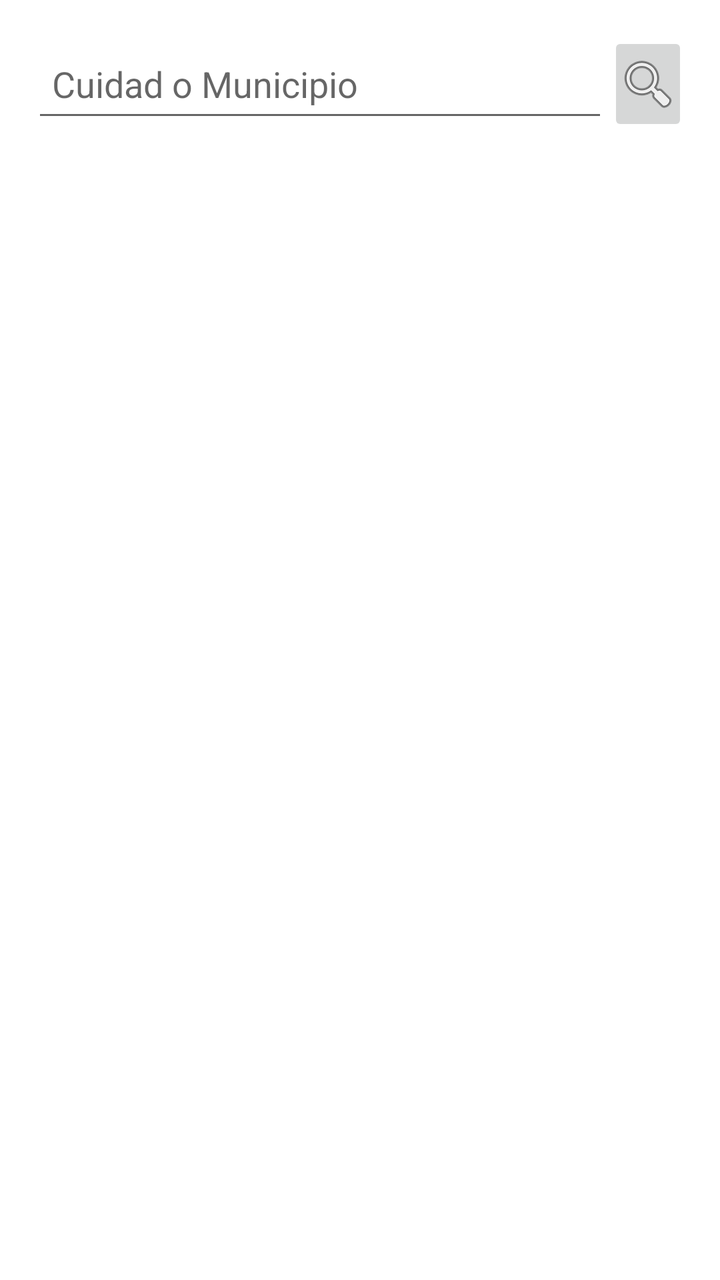
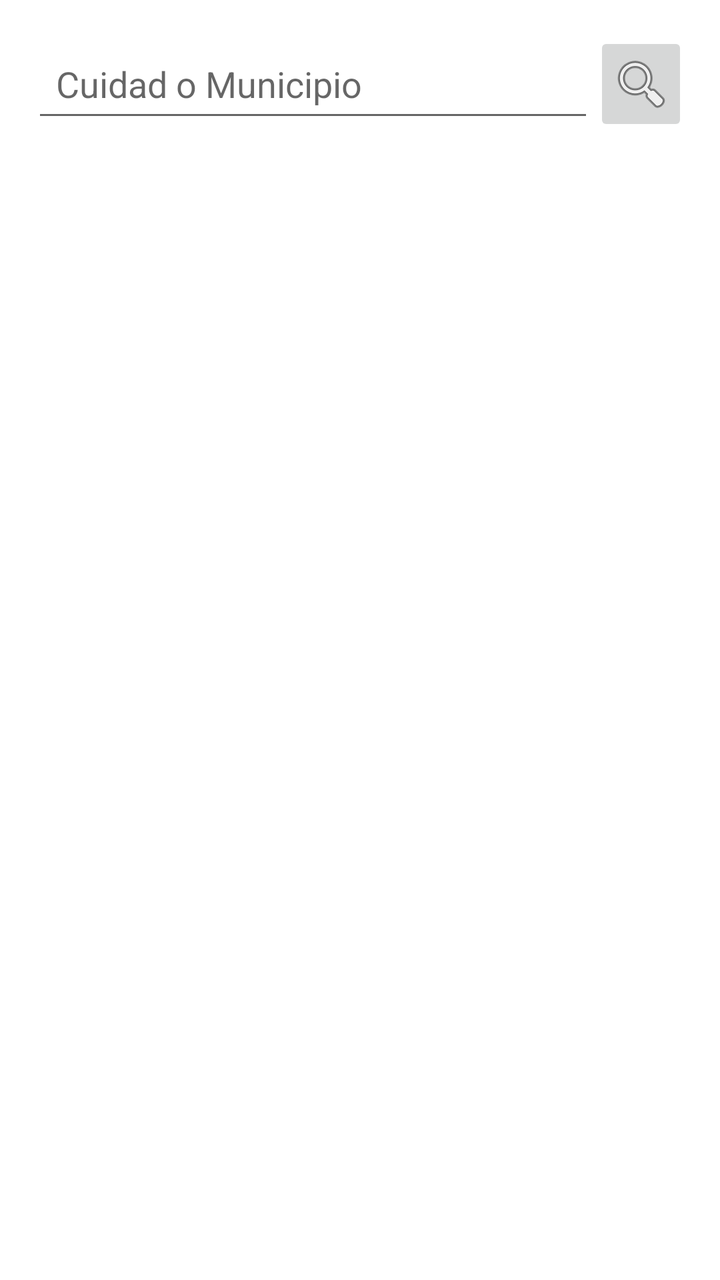

Two renders of the same Android screen: before a commit and after it. Below are the layout's source before the change and the commit's diff.
<!-- AndroidManifest.xml: application theme Theme.ClimaHoy -->
<!-- res/layout/activity_main.xml -->
<?xml version="1.0" encoding="utf-8"?>
<LinearLayout xmlns:android="http://schemas.android.com/apk/res/android"
    xmlns:app="http://schemas.android.com/apk/res-auto"
    xmlns:tools="http://schemas.android.com/tools"
    android:id="@+id/main"
    android:layout_width="match_parent"
    android:layout_height="match_parent"
    android:padding="16dp"
    android:orientation="vertical"
    tools:context=".ui.activities.MainActivity">

    <LinearLayout
        android:id="@+id/fila"
        android:layout_width="match_parent"
        android:layout_height="wrap_content"
        android:orientation="horizontal"
        android:gravity="center_vertical"
        android:layout_marginBottom="16dp">

        <EditText
            android:id="@+id/etConsultarClima"
            android:layout_width="48dp"
            android:layout_height="48dp"
            android:layout_weight="6"
            android:padding="10dp"
            android:inputType="text"
            android:hint="@string/consultarBusqueda"
            android:maxLines="1"/>

        <ImageButton
            android:id="@+id/btnBuscar"
            android:layout_width="0dp"
            android:layout_height="wrap_content"
            android:layout_weight="1"
            android:contentDescription="@string/btnBuscarConsulta"
            android:onClick="obtenerInfoBusqueda"
            android:src="@android:drawable/ic_menu_search"/>

    </LinearLayout>

    <ScrollView
        android:layout_width="match_parent"
        android:layout_height="match_parent">

        <TextView
            android:id="@+id/tvRespuesta"
            android:layout_width="match_parent"
            android:layout_height="wrap_content" />

    </ScrollView>

</LinearLayout>
<!-- resources referenced by this layout -->
<resources>
  <string name="btnBuscarConsulta">Botón buscar</string>
  <string name="consultarBusqueda">Cuidad o Municipio</string>
  <style name="Theme.ClimaHoy" parent="Theme.MaterialComponents.Light.DarkActionBar">
          
          <item name="colorPrimary">@color/colorPrimary</item>
          <item name="colorPrimaryVariant">@color/colorPrimary</item>
          <item name="colorSecondary">@color/colorSecondary</item>
  
          
          <item name="android:colorBackground">@color/colorBackground</item>
          <item name="android:textColor">@color/colorOnBackground</item>
  
          
          <item name="android:actionBarStyle">@style/ClimaHoy.ActionBar</item>
      </style>
  <color name="colorPrimary">#9960d6</color>
  <color name="colorSecondary">#FA9B9B</color>
  <color name="colorBackground">#FFFFFF</color>
  <color name="colorOnBackground">#000000</color>
  <style name="ClimaHoy.ActionBar" parent="Widget.AppCompat.ActionBar.Solid">
          <item name="background">@color/colorPrimary</item>
          <item name="titleTextStyle">@style/ClimaHoy.ActionBar.TitleText</item>
      </style>
  <style name="ClimaHoy.ActionBar.TitleText" parent="TextAppearance.Widget.AppCompat.Toolbar.Title">
          <item name="android:textColor">@color/colorOnPrimary</item>
          <item name="android:textStyle">bold</item>
      </style>
  <color name="colorOnPrimary">#FFFFFF</color>
</resources>

<!-- the commit's change to res/layout/activity_main.xml (unified diff, before → after) -->
@@ -17,15 +17,21 @@
         android:gravity="center_vertical"
         android:layout_marginBottom="16dp">
 
-        <EditText
+        <AutoCompleteTextView
             android:id="@+id/etConsultarClima"
-            android:layout_width="48dp"
-            android:layout_height="48dp"
+            android:layout_width="0dp"
+            android:layout_height="wrap_content"
             android:layout_weight="6"
-            android:padding="10dp"
-            android:inputType="text"
+            android:padding="12dp"
+            android:inputType="textCapWords"
+            android:completionThreshold="4"
+            android:drawablePadding="8dp"
             android:hint="@string/consultarBusqueda"
-            android:maxLines="1"/>
+            android:dropDownHeight="250dp"
+            android:dropDownVerticalOffset="5dp"
+            android:dropDownWidth="match_parent"
+            android:scrollbars="vertical"
+            android:singleLine="true" />
 
         <ImageButton
             android:id="@+id/btnBuscar"
